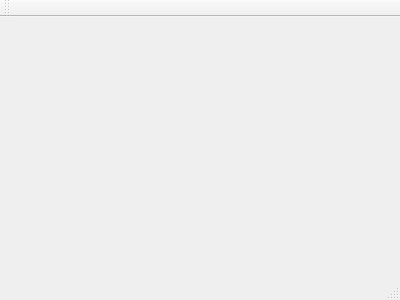
The window that cmainwindow.ui (Jelatine/JellyCAD) describes before a commit, drawn with Qt 5.
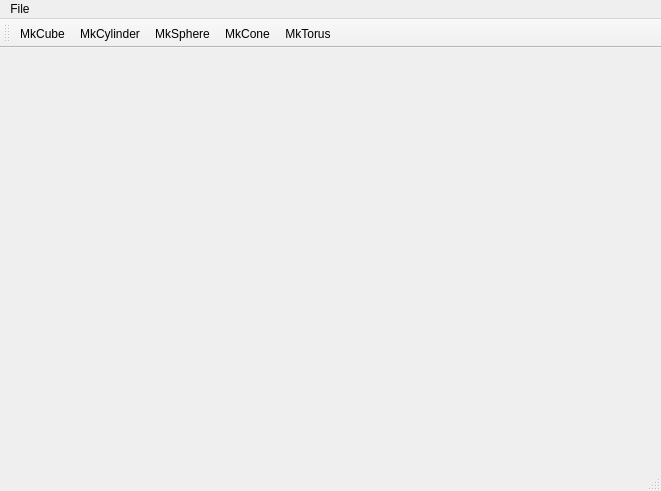
The same window after the commit. Icons and pictures are not drawn.

```diff
--- a/cmainwindow.ui
+++ b/cmainwindow.ui
@@ -1,24 +1,109 @@
 <ui version="4.0">
  <class>CMainWindow</class>
- <widget class="QMainWindow" name="CMainWindow" >
-  <property name="geometry" >
+ <widget class="QMainWindow" name="CMainWindow">
+  <property name="geometry">
    <rect>
     <x>0</x>
     <y>0</y>
-    <width>400</width>
-    <height>300</height>
+    <width>661</width>
+    <height>491</height>
    </rect>
   </property>
   <property name="windowTitle" >
    <string>CMainWindow</string>
   </property>
-  <widget class="QMenuBar" name="menuBar" />
-  <widget class="QToolBar" name="mainToolBar" />
-  <widget class="QWidget" name="centralWidget" />
-  <widget class="QStatusBar" name="statusBar" />
+  <widget class="QWidget" name="centralWidget"/>
+  <widget class="QMenuBar" name="menuBar">
+   <property name="geometry">
+    <rect>
+     <x>0</x>
+     <y>0</y>
+     <width>661</width>
+     <height>26</height>
+    </rect>
+   </property>
+   <widget class="QMenu" name="menuFile">
+    <property name="title">
+     <string>File</string>
+    </property>
+    <addaction name="actionImport"/>
+    <addaction name="actionExport"/>
+   </widget>
+   <addaction name="menuFile"/>
+  </widget>
+  <widget class="QToolBar" name="mainToolBar">
+   <attribute name="toolBarArea">
+    <enum>TopToolBarArea</enum>
+   </attribute>
+   <attribute name="toolBarBreak">
+    <bool>false</bool>
+   </attribute>
+   <addaction name="actionMkCube"/>
+   <addaction name="actionMkCylinder"/>
+   <addaction name="actionMkSphere"/>
+   <addaction name="actionMkCone"/>
+   <addaction name="actionMkTorus"/>
+  </widget>
+  <widget class="QStatusBar" name="statusBar"/>
+  <action name="actionImport">
+   <property name="text">
+    <string>Import</string>
+   </property>
+  </action>
+  <action name="actionExport">
+   <property name="text">
+    <string>Export</string>
+   </property>
+  </action>
+  <action name="actionMkCube">
+   <property name="icon">
+    <iconset resource="res.qrc">
+     <normaloff>:/data/mk_box.png</normaloff>:/data/mk_box.png</iconset>
+   </property>
+   <property name="text">
+    <string>MkCube</string>
+   </property>
+  </action>
+  <action name="actionMkCylinder">
+   <property name="icon">
+    <iconset resource="res.qrc">
+     <normaloff>:/data/mk_cylinder.png</normaloff>:/data/mk_cylinder.png</iconset>
+   </property>
+   <property name="text">
+    <string>MkCylinder</string>
+   </property>
+  </action>
+  <action name="actionMkSphere">
+   <property name="icon">
+    <iconset resource="res.qrc">
+     <normaloff>:/data/mk_sphere.png</normaloff>:/data/mk_sphere.png</iconset>
+   </property>
+   <property name="text">
+    <string>MkSphere</string>
+   </property>
+  </action>
+  <action name="actionMkCone">
+   <property name="icon">
+    <iconset resource="res.qrc">
+     <normaloff>:/data/mk_cone.png</normaloff>:/data/mk_cone.png</iconset>
+   </property>
+   <property name="text">
+    <string>MkCone</string>
+   </property>
+  </action>
+  <action name="actionMkTorus">
+   <property name="icon">
+    <iconset resource="res.qrc">
+     <normaloff>:/data/mk_torus.png</normaloff>:/data/mk_torus.png</iconset>
+   </property>
+   <property name="text">
+    <string>MkTorus</string>
+   </property>
+  </action>
  </widget>
- <layoutDefault spacing="6" margin="11" />
- <pixmapfunction></pixmapfunction>
- <resources/>
+ <layoutdefault spacing="6" margin="11"/>
+ <resources>
+  <include location="res.qrc"/>
+ </resources>
  <connections/>
 </ui>
```
Left out of the diff: 3 changed lines with no effect on the pictures.
